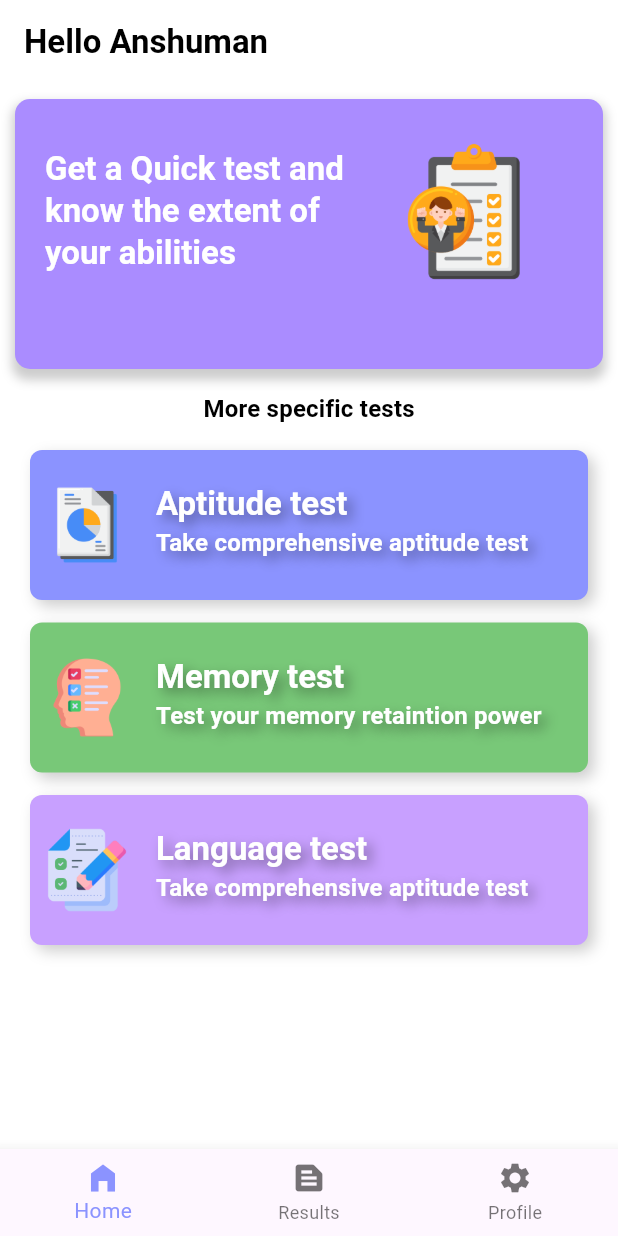
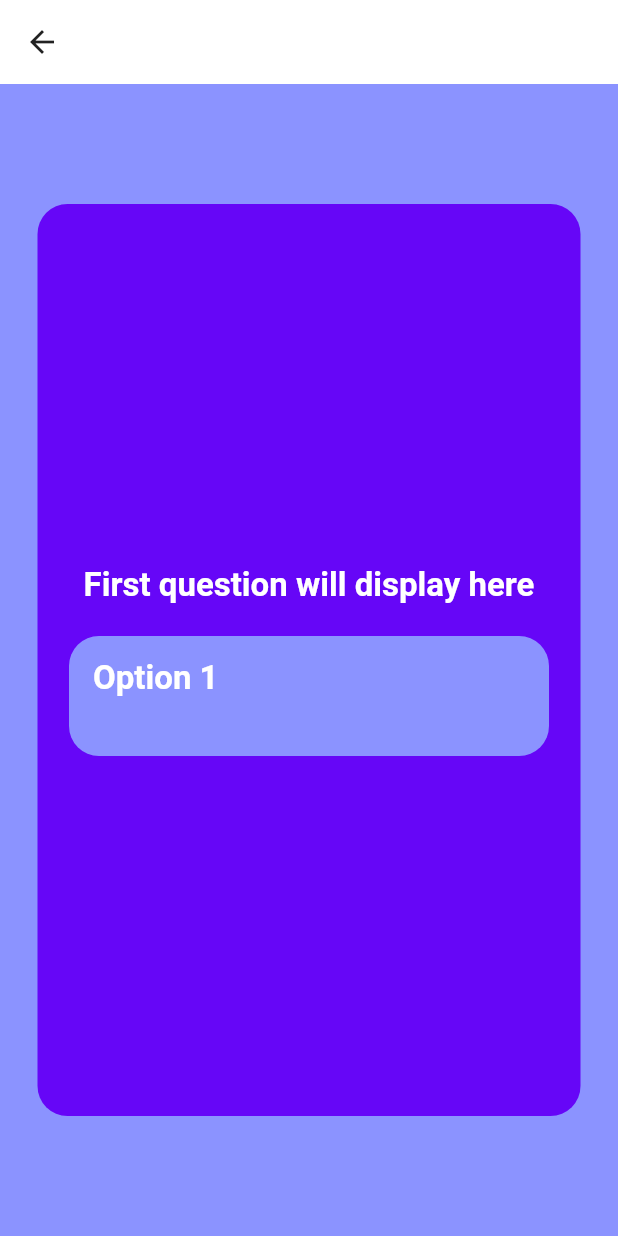
Before and after one commit to Anshuman1103/caliber_sense, a Flutter app: the screen it shows after launch, after a tap on an icon or button, on a phone screen of 412 x 824 dp. Run offline on Flutter 3.47's test engine with Material 3 defaults, Android fonts, the phone set to English and light mode, and no system bars; our stand-ins replace flutter_riverpod, google_fonts.

Commit message:
Question screen

```diff
--- /dev/null
+++ b/lib/screens/question_screen.dart
@@ -0,0 +1,35 @@
+import 'package:caliber_sense/widgets/option.dart';
+import 'package:flutter/material.dart';
+
+class QuestionScreen extends StatelessWidget {
+  const QuestionScreen({super.key});
+  @override
+  Widget build(BuildContext context) {
+    return Scaffold(
+      backgroundColor: Theme.of(context).colorScheme.secondary,
+      appBar: AppBar(),
+      body: Center(
+        child: Container(
+          margin: const EdgeInsets.symmetric(horizontal: 25, vertical: 80),
+          width: double.infinity,
+          height: double.infinity,
+          decoration: BoxDecoration(
+              borderRadius: BorderRadius.circular(20),
+              color: const Color.fromARGB(255, 102, 6, 247)),
+          child: Column(
+            mainAxisAlignment: MainAxisAlignment.center,
+            children: [
+              Text('First question will display here',
+                  style: Theme.of(context)
+                      .textTheme
+                      .titleLarge!
+                      .copyWith(color: Theme.of(context).colorScheme.primary)),
+              const SizedBox(height: 20),
+              const Option(),
+            ],
+          ),
+        ),
+      ),
+    );
+  }
+}
--- /dev/null
+++ b/lib/widgets/option.dart
@@ -0,0 +1,31 @@
+import 'package:flutter/material.dart';
+
+class Option extends StatefulWidget {
+  const Option({super.key});
+
+  @override
+  State<Option> createState() {
+    return _Option();
+  }
+}
+
+class _Option extends State<Option> {
+  @override
+  Widget build(BuildContext context) {
+    return Container(
+        width: 320,
+        height: 80,
+        //alignment: Alignment.center,
+        decoration: BoxDecoration(
+          borderRadius: BorderRadius.circular(20),
+          color: Theme.of(context).colorScheme.secondary,
+        ),
+        child: ListTile(
+          title: Text('Option 1',
+              style: Theme.of(context)
+                  .textTheme
+                  .titleLarge!
+                  .copyWith(color: Theme.of(context).colorScheme.primary)),
+        ));
+  }
+}
--- a/lib/widgets/quick_test.dart
+++ b/lib/widgets/quick_test.dart
@@ -1,11 +1,20 @@
+import 'package:caliber_sense/screens/question_screen.dart';
 import 'package:flutter/material.dart';
 
 class QuickTest extends StatelessWidget {
   const QuickTest({super.key});
+
   @override
   Widget build(BuildContext context) {
+    void questionScreen() {
+      Navigator.of(context)
+          .push(MaterialPageRoute(builder: (ctx) => const QuestionScreen()));
+    }
+
     return InkWell(
-      onTap: () {},
+      onTap: () {
+        questionScreen();
+      },
       child: Container(
         width: double.infinity,
         height: 180,
```
